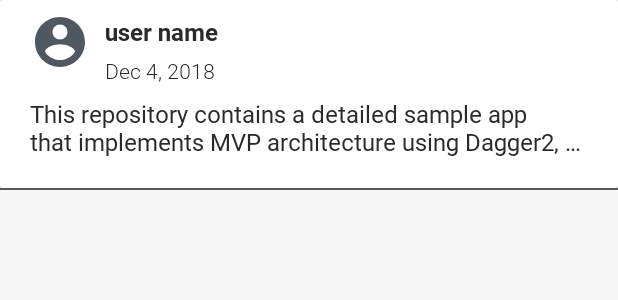
After one commit to KidusMT/ShareApp, an Android app: the layout card_comments.xml on its own in the app's theme, with its tools: preview values and no code run, on a phone screen of 412 x 824 dp. The commit adds this screen. Shown: the top 300 px of the screen. Run offline under Robolectric (Android 15) with nearby library versions, the phone set to English and light mode, and no system bars.

Commit message:
created card for the comments

```diff
--- /dev/null
+++ b/app/src/main/res/layout/card_comments.xml
@@ -0,0 +1,188 @@
+<?xml version="1.0" encoding="utf-8"?>
+<RelativeLayout xmlns:android="http://schemas.android.com/apk/res/android"
+    xmlns:app="http://schemas.android.com/apk/res-auto"
+    xmlns:tools="http://schemas.android.com/tools"
+    android:layout_width="match_parent"
+    android:layout_height="wrap_content"
+    android:orientation="vertical">
+
+    <android.support.v7.widget.CardView
+        android:id="@+id/card_comment"
+        android:layout_width="match_parent"
+        android:layout_height="wrap_content"
+        android:background="@color/white"
+        android:orientation="vertical"
+        app:cardElevation="4dp">
+
+        <LinearLayout
+            android:layout_width="match_parent"
+            android:layout_height="wrap_content"
+            android:orientation="vertical"
+            android:paddingBottom="20dp">
+
+            <LinearLayout
+                android:layout_width="match_parent"
+                android:layout_height="wrap_content"
+                android:gravity="center_vertical"
+                android:orientation="horizontal"
+                android:paddingStart="20dp"
+                android:paddingEnd="20dp">
+
+                <ImageView
+                    android:id="@+id/card_post_user_profile"
+                    android:layout_width="40dp"
+                    android:layout_height="40dp"
+                    app:srcCompat="@drawable/ic_account" />
+
+                <LinearLayout
+                    android:layout_width="match_parent"
+                    android:layout_height="wrap_content"
+                    android:gravity="center_vertical"
+                    android:orientation="vertical"
+                    android:paddingEnd="20dp"
+                    android:paddingRight="20dp">
+
+                    <TextView
+                        android:id="@+id/card_post_title"
+                        android:layout_width="wrap_content"
+                        android:layout_height="wrap_content"
+                        android:layout_marginTop="10dp"
+                        android:layout_marginBottom="5dp"
+                        android:ellipsize="end"
+                        android:fontFamily="@font/roboto_bold"
+                        android:maxLines="1"
+                        android:paddingLeft="10dp"
+                        android:paddingRight="10dp"
+                        tools:text="user name" />
+
+                    <TextView
+                        android:id="@+id/card_post_date"
+                        android:layout_width="match_parent"
+                        android:layout_height="wrap_content"
+                        android:fontFamily="@font/roboto_light"
+                        android:paddingLeft="10dp"
+                        android:paddingRight="10dp"
+                        android:text="Dec 4, 2018"
+                        android:textSize="14dp" />
+                </LinearLayout>
+            </LinearLayout>
+
+            <!--<ImageView-->
+            <!--android:id="@+id/cover_post_"-->
+            <!--android:layout_width="match_parent"-->
+            <!--android:layout_height="200dp"-->
+            <!--android:layout_marginTop="5dp"-->
+            <!--android:scaleType="fitCenter"-->
+            <!--android:visibility="gone"-->
+            <!--tools:src="@drawable/ic_rabbit" />-->
+
+            <TextView
+                android:id="@+id/card_post_description"
+                android:layout_width="wrap_content"
+                android:layout_height="wrap_content"
+                android:layout_marginTop="8dp"
+                android:ellipsize="end"
+                android:fontFamily="@font/roboto_regular"
+                android:maxLines="2"
+                android:paddingLeft="20dp"
+                android:paddingRight="20dp"
+                tools:text="This repository contains a detailed sample app that implements MVP architecture using Dagger2, GreenDao, RxJava2, FastAndroidNetworking and PlaceholderView" />
+
+
+            <!--<LinearLayout-->
+            <!--android:layout_width="match_parent"-->
+            <!--android:layout_height="wrap_content"-->
+            <!--android:layout_marginTop="10dp"-->
+            <!--android:orientation="horizontal"-->
+            <!--android:paddingStart="20dp"-->
+            <!--android:paddingEnd="20dp">-->
+
+            <!--<LinearLayout-->
+            <!--android:layout_width="0dp"-->
+            <!--android:layout_height="wrap_content"-->
+            <!--android:layout_weight="0.3"-->
+            <!--android:orientation="vertical">-->
+
+            <!--<TextView-->
+            <!--android:id="@+id/card_post_points"-->
+            <!--android:layout_width="wrap_content"-->
+            <!--android:layout_height="wrap_content"-->
+            <!--android:fontFamily="@font/roboto_light"-->
+            <!--android:text="31.7k points"-->
+            <!--android:textSize="12dp" />-->
+
+            <!--<TextView-->
+            <!--android:id="@+id/card_post_comments_count"-->
+            <!--android:layout_width="wrap_content"-->
+            <!--android:layout_height="wrap_content"-->
+            <!--android:fontFamily="@font/roboto_light"-->
+            <!--android:text="665 comments"-->
+            <!--android:textSize="12dp" />-->
+            <!--</LinearLayout>-->
+
+            <!--<LinearLayout-->
+            <!--android:layout_width="0dp"-->
+            <!--android:layout_height="wrap_content"-->
+            <!--android:layout_marginTop="2dp"-->
+            <!--android:layout_marginBottom="5dp"-->
+            <!--android:layout_weight="0.7"-->
+            <!--android:gravity="center_vertical|end"-->
+            <!--android:orientation="horizontal">-->
+
+            <!--<TextView-->
+            <!--android:id="@+id/card_post_vote_count"-->
+            <!--android:layout_width="20dp"-->
+            <!--android:layout_height="wrap_content"-->
+            <!--android:layout_marginEnd="12dp"-->
+            <!--android:layout_marginRight="12dp"-->
+            <!--android:fontFamily="@font/roboto_regular"-->
+            <!--android:gravity="center_vertical"-->
+            <!--android:text="2"-->
+            <!--android:textSize="20sp" />-->
+
+            <!--<ImageView-->
+            <!--android:id="@+id/card_post_btn_vote_up"-->
+            <!--android:layout_width="30dp"-->
+            <!--android:layout_height="30dp"-->
+            <!--android:layout_marginEnd="12dp"-->
+            <!--android:layout_marginRight="12dp"-->
+            <!--android:padding="3dp"-->
+            <!--app:srcCompat="@drawable/ic_arrow_up" />-->
+
+            <!--<ImageView-->
+            <!--android:id="@+id/card_post_btn_vote_down"-->
+            <!--android:layout_width="30dp"-->
+            <!--android:layout_height="30dp"-->
+            <!--android:layout_marginEnd="12dp"-->
+            <!--android:layout_marginRight="12dp"-->
+            <!--android:padding="3dp"-->
+            <!--app:srcCompat="@drawable/ic_arrow_down" />-->
+
+            <!--<ImageView-->
+            <!--android:id="@+id/card_post_btn_favorite"-->
+            <!--android:layout_width="30dp"-->
+            <!--android:layout_height="30dp"-->
+            <!--android:layout_marginEnd="12dp"-->
+            <!--android:layout_marginRight="12dp"-->
+            <!--android:padding="1dp"-->
+            <!--app:srcCompat="@drawable/ic_favorite" />-->
+
+            <!--<ImageView-->
+            <!--android:id="@+id/card_post_btn_share"-->
+            <!--android:layout_width="30dp"-->
+            <!--android:layout_height="30dp"-->
+            <!--android:padding="1dp"-->
+            <!--app:srcCompat="@drawable/ic_share" />-->
+
+            <!--</LinearLayout>-->
+            <!--</LinearLayout>-->
+
+        </LinearLayout>
+    </android.support.v7.widget.CardView>
+
+    <View
+        android:layout_width="match_parent"
+        android:layout_height="1dp"
+        android:layout_below="@id/card_comment"
+        android:background="@color/material_grey_700" />
+</RelativeLayout>
```
Also changed, not shown: app/src/main/res/layout/activity_detail.xml (+69 -2 lines).
